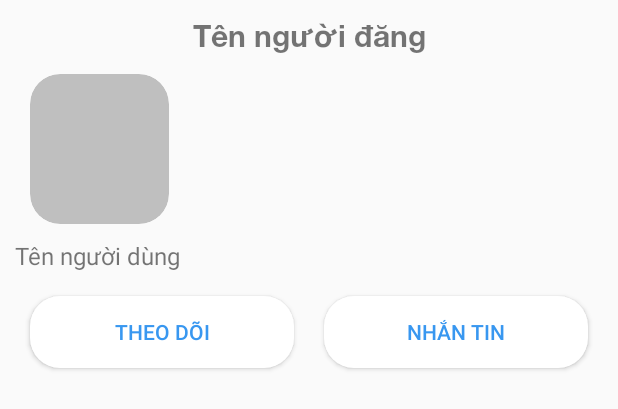
After one commit to tongthanhdat009/Android, an Android app: the layout author_layout.xml on its own in the app's theme, with its tools: preview values and no code run, on a phone screen of 412 x 824 dp. The commit adds this screen. Shown: the top 409 px of the screen. Run offline under Robolectric (Android 15) with nearby library versions, the phone set to English and light mode, and no system bars.

Commit message:
author profile

```diff
--- a/MyApplication/app/src/main/java/com/project/myapplication/view/PostAdapter.java
+++ b/MyApplication/app/src/main/java/com/project/myapplication/view/PostAdapter.java
@@ -21,10 +21,12 @@ import androidx.recyclerview.widget.RecyclerView;
 import androidx.viewpager2.widget.ViewPager2;
 
 import com.google.firebase.Timestamp;
+import com.project.myapplication.DTO.Comment;
 import com.project.myapplication.DTO.Followers;
 import com.project.myapplication.DTO.Following;
 import com.project.myapplication.DTO.Post;
 import com.project.myapplication.R;
+import com.project.myapplication.model.CommentModel;
 import com.project.myapplication.model.PostModel;
 import com.squareup.picasso.Picasso;
 
@@ -38,11 +40,13 @@ public class PostAdapter extends RecyclerView.Adapter<PostAdapter.PostViewHolder
     private final ArrayList<Post> posts;
     private final String userID;
     private final PostModel postModel;
+    private final CommentModel commentModel;
     public PostAdapter(Context context, ArrayList<Post> posts, String userID, PostModel postModel) {
         this.context = context;
         this.posts = posts;
         this.userID = userID;
         this.postModel = postModel;
+        this.commentModel = new CommentModel();
     }
 
     @NonNull
@@ -269,6 +273,12 @@ public class PostAdapter extends RecyclerView.Adapter<PostAdapter.PostViewHolder
              holder.username.setText(user.getName());
          });
 
+         //đếm số comment hiển tại
+        commentModel.getAllCommentInPost(post.getPostID(), commentsList -> {
+            holder.commentsCount.setText(String.valueOf(commentsList.size()));
+
+        });
+
          // Sự kiện nút comment
         holder.comment.setOnClickListener(v -> {
            Intent intent = new Intent(context, commentActivity.class);
@@ -285,7 +295,7 @@ public class PostAdapter extends RecyclerView.Adapter<PostAdapter.PostViewHolder
 
     public static class PostViewHolder extends RecyclerView.ViewHolder {
         ImageView avatar, more_option, like, comment;
-        TextView username, caption, likes_count, time_post, picture_counter;
+        TextView username, caption, likes_count, commentsCount, time_post, picture_counter;
         ViewPager2 imageViewPager;
 
         public PostViewHolder(@NonNull View itemView) {
@@ -300,6 +310,7 @@ public class PostAdapter extends RecyclerView.Adapter<PostAdapter.PostViewHolder
             likes_count = itemView.findViewById(R.id.likes_count);
             time_post = itemView.findViewById(R.id.time_post);
             picture_counter = itemView.findViewById(R.id.picture_counter);
+            commentsCount = itemView.findViewById(R.id.cmts_count);
         }
     }
 }
--- a/MyApplication/app/src/main/java/com/project/myapplication/view/commentAdapter.java
+++ b/MyApplication/app/src/main/java/com/project/myapplication/view/commentAdapter.java
@@ -1,5 +1,6 @@
 package com.project.myapplication.view;
 
+import android.annotation.SuppressLint;
 import android.app.AlertDialog;
 import android.content.Context;
 import android.content.DialogInterface;
@@ -52,7 +53,7 @@ public class commentAdapter extends RecyclerView.Adapter<commentAdapter.commentV
     }
 
     @Override
-    public void onBindViewHolder(@NonNull commentViewHolder holder, int position) {
+    public void onBindViewHolder(@NonNull commentViewHolder holder, @SuppressLint("RecyclerView") int position) {
         Comment cmt = cmts.get(position);
 //        Toast.makeText(context,"Comments ID" + cmt.getCommentID(), Toast.LENGTH_SHORT).show();
 
@@ -132,22 +133,21 @@ public class commentAdapter extends RecyclerView.Adapter<commentAdapter.commentV
                             }
                         }
                     });
-
                     builder.setNegativeButton("Hủy", new DialogInterface.OnClickListener() {
                         @Override
                         public void onClick(DialogInterface dialog, int which) {
                             dialog.cancel();
                         }
                     });
-                    if(cmt.getUserID().equals(userID)){
-                        builder.show();
-                    }
+                    builder.show();
+
                     return true;
                 }
                 return false;
             });
-
-            popupMenu.show();
+            if(userID.equals(cmt.getUserID())){
+                popupMenu.show();
+            }
             return false;
         });
 
--- a/MyApplication/app/src/main/res/drawable/green_circle.xml
+++ b/MyApplication/app/src/main/res/drawable/author_profile_button.xml
@@ -1,5 +1,5 @@
 <?xml version="1.0" encoding="utf-8"?>
 <shape xmlns:android="http://schemas.android.com/apk/res/android">
-    <solid android:color="#00FF00" />
-    <corners android:radius="6dp"/>
+    <solid android:color="@color/button_color"/>
+    <corners android:radius="20dp"/>
 </shape>
--- /dev/null
+++ b/MyApplication/app/src/main/res/layout/author_layout.xml
@@ -0,0 +1,127 @@
+<?xml version="1.0" encoding="utf-8"?>
+<LinearLayout xmlns:android="http://schemas.android.com/apk/res/android"
+    xmlns:tools="http://schemas.android.com/tools"
+    android:layout_width="match_parent"
+    android:layout_height="match_parent"
+    android:orientation="vertical">
+    <!--TITLE-->
+    <TextView
+        android:id="@+id/author_profile_title"
+        android:layout_width="match_parent"
+        android:layout_height="wrap_content"
+        android:fontFamily="@font/helvetica_bold"
+        android:padding="8dp"
+        android:text="Tên người đăng"
+        android:textSize="20sp"
+        android:gravity="center"
+        />
+    <!--thông tin tài khoản hiện tại-->
+    <LinearLayout
+        android:id="@+id/currentUserInformation"
+        android:layout_width="match_parent"
+        android:layout_height="wrap_content"
+        android:layout_weight="0.2"
+        android:orientation="vertical">
+
+        <LinearLayout
+            android:layout_width="match_parent"
+            android:layout_height="wrap_content"
+            android:orientation="horizontal"
+            android:layout_marginStart="10dp"
+            android:layout_marginEnd="10dp">
+            <!--ảnh đại diện-->
+            <ImageView
+                android:layout_width="0dp"
+                android:layout_height="100dp"
+                android:id="@+id/avatar"
+                android:scaleType="centerCrop"
+                android:layout_marginStart="10dp"
+                android:background="@drawable/rounded_corners"
+                android:clipToOutline="true"
+                android:layout_gravity="center"
+                android:layout_weight="0.1"
+                tools:ignore="NestedWeights" />
+            <LinearLayout
+                android:layout_width="0dp"
+                android:layout_height="match_parent"
+                android:orientation="horizontal"
+                android:layout_weight="0.3"
+                android:layout_marginStart="10dp">
+                <TextView
+                    android:id="@+id/total_posts"
+                    android:layout_width="0dp"
+                    android:layout_height="match_parent"
+                    android:layout_weight="0.33"
+                    android:layout_marginStart="10dp"
+                    tools:ignore="NestedWeights" />
+                <TextView
+                    android:id="@+id/total_followers"
+                    android:layout_width="0dp"
+                    android:layout_height="match_parent"
+                    android:layout_weight="0.33"
+                    android:layout_marginStart="10dp" />
+
+                <TextView
+                    android:id="@+id/total_following"
+                    android:layout_width="0dp"
+                    android:layout_height="match_parent"
+                    android:layout_marginStart="10dp"
+                    android:layout_weight="0.33">
+
+                </TextView>
+            </LinearLayout>
+        </LinearLayout>
+        <LinearLayout
+            android:layout_width="match_parent"
+            android:layout_height="match_parent"
+            android:orientation="vertical">
+            <!--thông tin theo dõi + số bài viết-->
+            <TextView
+                android:id="@+id/username"
+                android:layout_width="match_parent"
+                android:layout_height="0dp"
+                android:layout_marginStart="10dp"
+                android:layout_marginEnd="10dp"
+                android:layout_marginTop="10dp"
+                android:text="Tên người dùng"
+                android:textSize="16sp"
+                android:background="@null"
+                android:layout_weight="0.2" />
+            <LinearLayout
+                android:layout_width="match_parent"
+                android:layout_height="wrap_content"
+                android:orientation="horizontal"
+                android:layout_weight="0.8"
+                android:layout_marginStart="10dp"
+                android:layout_marginEnd="10dp">
+                <Button
+                    android:id="@+id/follow_button"
+                    android:layout_width="wrap_content"
+                    android:layout_height="wrap_content"
+                    android:layout_weight="0.5"
+                    android:layout_margin="10dp"
+                    android:text="Theo dõi"
+                    tools:ignore="NestedWeights"
+                    android:background="@drawable/author_profile_button"
+                    android:textColor="@color/button_text"/>
+                <Button
+                    android:id="@+id/chat"
+                    android:layout_width="wrap_content"
+                    android:layout_height="wrap_content"
+                    android:layout_weight="0.5"
+                    android:layout_margin="10dp"
+                    android:text="Nhắn tin"
+                    android:background="@drawable/author_profile_button"
+                    android:textColor="@color/button_text"/>
+            </LinearLayout>
+        </LinearLayout>
+
+    </LinearLayout>
+
+    <LinearLayout
+        android:layout_width="match_parent"
+        android:layout_height="wrap_content"
+        android:layout_weight="0.75">
+
+    </LinearLayout>
+</LinearLayout>
```
